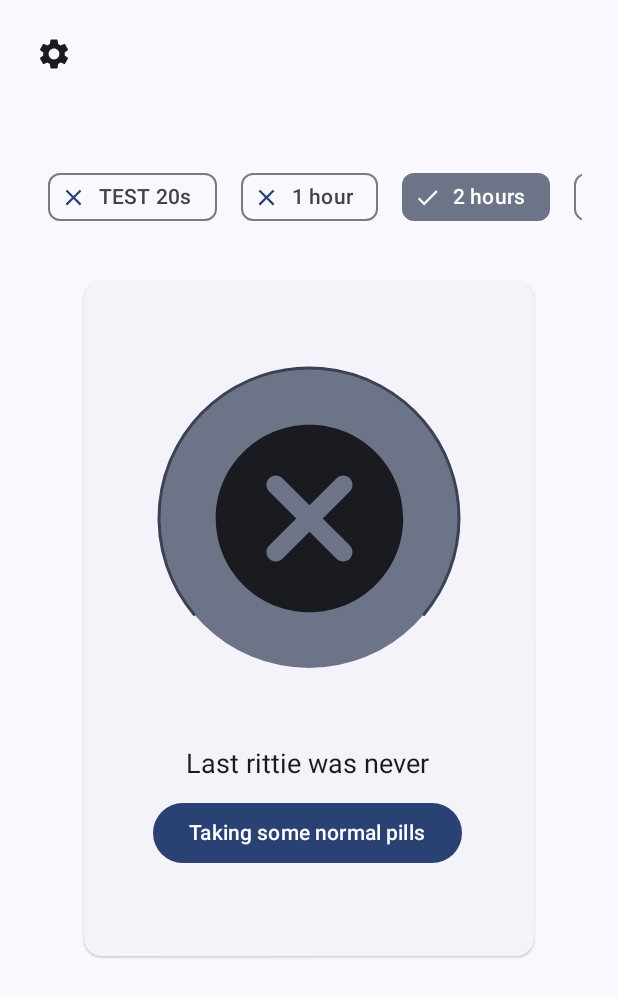
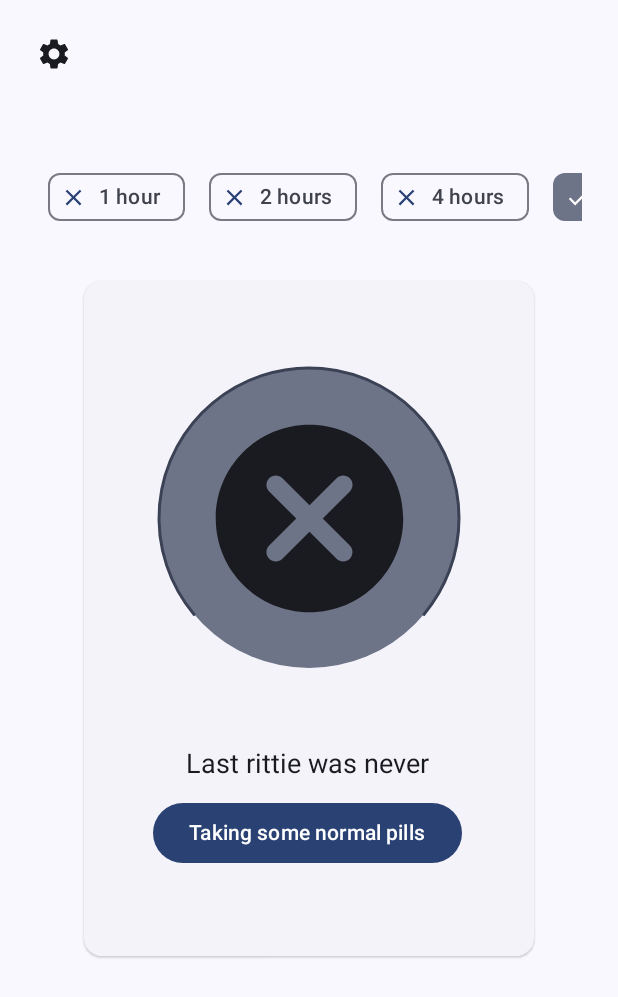
Before and after one commit to Cloweeee/NormalPills, an Android app built with Jetpack Compose: the home screen opened through its navigation route, on a phone screen of 412 x 824 dp. Shown: the top 997 px of the screen. Run offline under Robolectric (Android 15) with nearby library versions, the phone set to English and light mode, and no system bars; our stand-ins replace accompanist, constraintlayout-compose; libraries missing offline, so code that uses them is left out: com.alorma.compose, com.notificationman.library, com.tencent.mmkv, nl.dionsegijn.konfetti; 1 statement that could not run was skipped.

```diff
--- a/app/src/main/java/com/danana/normalpills/MainActivity.kt
+++ b/app/src/main/java/com/danana/normalpills/MainActivity.kt
@@ -185,15 +185,6 @@ class MainActivity : ComponentActivity() {
 
         val sharedPref = this.getPreferences(MODE_PRIVATE)
 
-        if (Build.VERSION.SDK_INT >= Build.VERSION_CODES.O) {
-            val descriptionText = getString(R.string.done_notifs_description)
-            val importance = NotificationManager.IMPORTANCE_DEFAULT
-            val channel = NotificationChannel("test", "test", importance).apply {}
-            // Register the channel with the system
-            val notificationManager: NotificationManager = getSystemService(Context.NOTIFICATION_SERVICE) as NotificationManager
-            notificationManager.createNotificationChannel(channel)
-        }
-
         val notificationManager: NotificationManager = getSystemService(Context.NOTIFICATION_SERVICE) as NotificationManager
 
 
@@ -262,7 +253,7 @@ class MainActivity : ComponentActivity() {
                     .horizontalScroll(rememberScrollState()),
             ) {
                 // All selectable timer-lengths
-                TimeChip(timeString = "TEST 20s", timeMs = 20 * 1000, selectedTime)
+                //TimeChip(timeString = "TEST 20s", timeMs = 20 * 1000, selectedTime)
                 TimeChip(timeString = "1 hour", timeMs = 1 * 1000 * 60 * 60, selectedTime)
                 TimeChip(timeString = "2 hours", timeMs = 2 * 1000 * 60 * 60, selectedTime)
                 TimeChip(timeString = "4 hours", timeMs = 4 * 1000 * 60 * 60, selectedTime)
```
Also changed, not shown: 7 other files.
